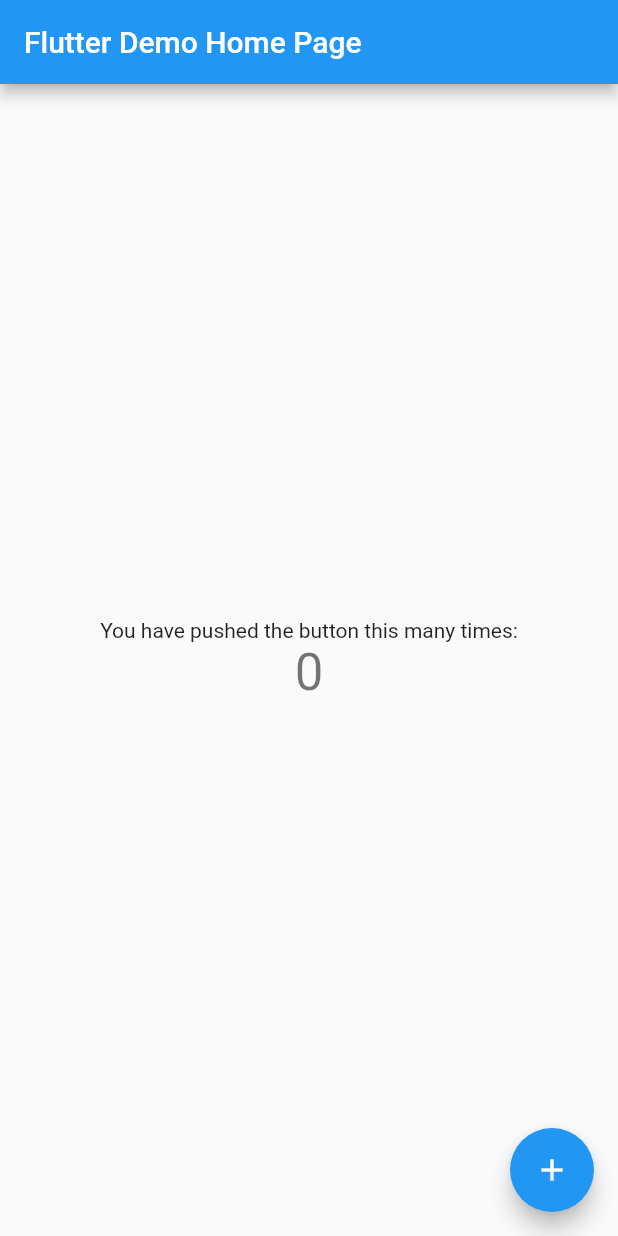
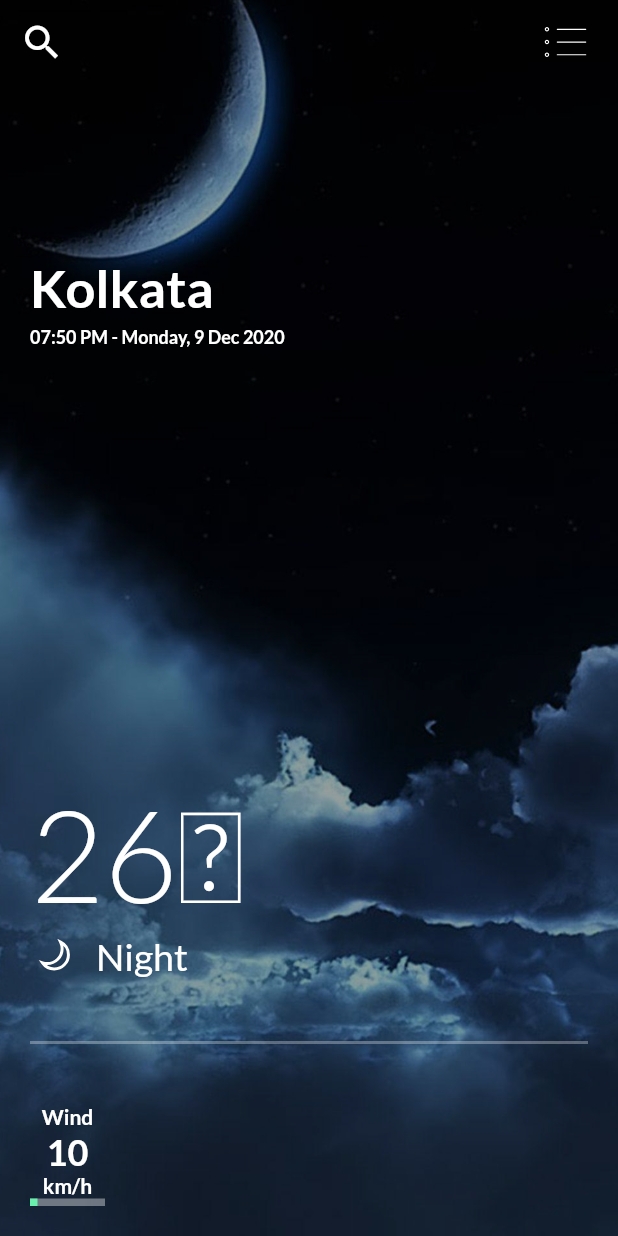
Before and after one commit to kunal0720/weather_app_UI, a Flutter app: the screen it shows after launch, on a phone screen of 412 x 824 dp. Run offline on Flutter 3.47's test engine with Material 2 defaults, Android fonts, the phone set to English and light mode, and no system bars; our stand-ins replace flutter_svg, google_fonts.

Commit message:
commiting some code

```diff
--- /dev/null
+++ b/lib/_/screens/weather_app.dart
@@ -0,0 +1 @@
+// TODO Implement this library.
--- a/lib/main.dart
+++ b/lib/main.dart
@@ -1,113 +1,21 @@
 import 'package:flutter/material.dart';
+import 'package:weather_app/weather_app.dart';
+import '_/screens/weather_app.dart';
 
 void main() {
   runApp(MyApp());
 }
 
 class MyApp extends StatelessWidget {
-  // This widget is the root of your application.
   @override
   Widget build(BuildContext context) {
     return MaterialApp(
       title: 'Flutter Demo',
       theme: ThemeData(
-        // This is the theme of your application.
-        //
-        // Try running your application with "flutter run". You'll see the
-        // application has a blue toolbar. Then, without quitting the app, try
-        // changing the primarySwatch below to Colors.green and then invoke
-        // "hot reload" (press "r" in the console where you ran "flutter run",
-        // or simply save your changes to "hot reload" in a Flutter IDE).
-        // Notice that the counter didn't reset back to zero; the application
-        // is not restarted.
         primarySwatch: Colors.blue,
+        visualDensity: VisualDensity.adaptivePlatformDensity,
       ),
-      home: MyHomePage(title: 'Flutter Demo Home Page'),
+      home: WeatherApp(),
     );
   }
 }
-
-class MyHomePage extends StatefulWidget {
-  MyHomePage({Key? key, required this.title}) : super(key: key);
-
-  // This widget is the home page of your application. It is stateful, meaning
-  // that it has a State object (defined below) that contains fields that affect
-  // how it looks.
-
-  // This class is the configuration for the state. It holds the values (in this
-  // case the title) provided by the parent (in this case the App widget) and
-  // used by the build method of the State. Fields in a Widget subclass are
-  // always marked "final".
-
-  final String title;
-
-  @override
-  _MyHomePageState createState() => _MyHomePageState();
-}
-
-class _MyHomePageState extends State<MyHomePage> {
-  int _counter = 0;
-
-  void _incrementCounter() {
-    setState(() {
-      // This call to setState tells the Flutter framework that something has
-      // changed in this State, which causes it to rerun the build method below
-      // so that the display can reflect the updated values. If we changed
-      // _counter without calling setState(), then the build method would not be
-      // called again, and so nothing would appear to happen.
-      _counter++;
-    });
-  }
-
-  @override
-  Widget build(BuildContext context) {
-    // This method is rerun every time setState is called, for instance as done
-    // by the _incrementCounter method above.
-    //
-    // The Flutter framework has been optimized to make rerunning build methods
-    // fast, so that you can just rebuild anything that needs updating rather
-    // than having to individually change instances of widgets.
-    return Scaffold(
-      appBar: AppBar(
-        // Here we take the value from the MyHomePage object that was created by
-        // the App.build method, and use it to set our appbar title.
-        title: Text(widget.title),
-      ),
-      body: Center(
-        // Center is a layout widget. It takes a single child and positions it
-        // in the middle of the parent.
-        child: Column(
-          // Column is also a layout widget. It takes a list of children and
-          // arranges them vertically. By default, it sizes itself to fit its
-          // children horizontally, and tries to be as tall as its parent.
-          //
-          // Invoke "debug painting" (press "p" in the console, choose the
-          // "Toggle Debug Paint" action from the Flutter Inspector in Android
-          // Studio, or the "Toggle Debug Paint" command in Visual Studio Code)
-          // to see the wireframe for each widget.
-          //
-          // Column has various properties to control how it sizes itself and
-          // how it positions its children. Here we use mainAxisAlignment to
-          // center the children vertically; the main axis here is the vertical
-          // axis because Columns are vertical (the cross axis would be
-          // horizontal).
-          mainAxisAlignment: MainAxisAlignment.center,
-          children: <Widget>[
-            Text(
-              'You have pushed the button this many times:',
-            ),
-            Text(
-              '$_counter',
-              style: Theme.of(context).textTheme.headline4,
-            ),
-          ],
-        ),
-      ),
-      floatingActionButton: FloatingActionButton(
-        onPressed: _incrementCounter,
-        tooltip: 'Increment',
-        child: Icon(Icons.add),
-      ), // This trailing comma makes auto-formatting nicer for build methods.
-    );
-  }
-}
--- /dev/null
+++ b/lib/weather_app.dart
@@ -0,0 +1,185 @@
+import 'package:flutter/material.dart';
+import 'package:flutter/widgets.dart';
+import 'package:flutter_svg/flutter_svg.dart';
+import 'package:google_fonts/google_fonts.dart';
+
+class WeatherApp extends StatelessWidget {
+  const WeatherApp({Key? key}) : super(key: key);
+
+  @override
+  Widget build(BuildContext context) {
+    return Scaffold(
+      extendBodyBehindAppBar: true,
+      appBar: AppBar(
+        title: Text(''),
+        backgroundColor: Colors.transparent,
+        elevation: 0,
+        leading: IconButton(
+          icon: Icon(
+              Icons.search,
+            size: 30,
+            color: Colors.white,
+          ),
+          onPressed: () {  },
+        ),
+        actions: [
+          Container(
+            margin: EdgeInsets.fromLTRB(0, 0, 20, 0),
+            child: GestureDetector(
+              onTap: () => print('Menu Clicked'),
+              child: SvgPicture.asset('assets/menu_bar.svg',
+              height: 30,
+              width: 30,
+              color: Colors.white,
+              ),
+            ),
+          )
+        ],
+      ),
+      body: Container(
+        child: Stack(
+          children: [
+            Image.asset('assets/night.jpg',
+            fit: BoxFit.cover,
+            height: double.infinity,
+            width: double.infinity,
+            ),
+            Container(decoration: BoxDecoration(color: Colors.black38),
+            ),
+            Container(
+              padding: EdgeInsets.all(20),
+              child: Column(
+                mainAxisAlignment: MainAxisAlignment.spaceBetween,
+                crossAxisAlignment: CrossAxisAlignment.start,
+                children: [
+                  Expanded(
+                    child: Column(
+                      mainAxisAlignment: MainAxisAlignment.spaceBetween,
+                      crossAxisAlignment: CrossAxisAlignment.start,
+                      children: [
+                        Column(
+                          crossAxisAlignment: CrossAxisAlignment.start,
+                          children: [
+                            SizedBox(height: 150,),
+                            Text(
+                              'Kolkata',
+                              style: GoogleFonts.lato(
+                                fontSize: 35,
+                                fontWeight: FontWeight.bold,
+                                color: Colors.white,
+                              ),
+                            ),
+                            SizedBox(height: 5,),
+                            Text(
+                              '07:50 PM - Monday, 9 Dec 2020',
+                              style: GoogleFonts.lato(
+                                fontSize: 12,
+                                fontWeight: FontWeight.bold,
+                                color: Colors.white,
+                              ),
+                            ),
+                          ],
+                        ),
+                        Column(
+                          crossAxisAlignment: CrossAxisAlignment.start,
+                          children: [
+                            Text(
+                              '26\u2103',
+                              style: GoogleFonts.lato(
+                                fontSize: 85,
+                                fontWeight: FontWeight.w300,
+                                color: Colors.white,
+                              ),
+                            ),
+                            Row(
+                              children: [
+                                SvgPicture.asset('assets/moon.svg',
+                                width: 34,
+                                height: 34,
+                                color: Colors.white,
+                                ),
+                                SizedBox(width: 10,),
+                                Text(
+                                  'Night',
+                                  style: GoogleFonts.lato(
+                                    fontSize: 25,
+                                    fontWeight: FontWeight.w500,
+                                    color: Colors.white,
+                                  ),
+                                ),
+                              ],
+                            ),
+                          ],
+                        )
+                      ],
+                    ),
+                  ),
+                  Column(
+                    children: [
+                      Container(
+                        margin: EdgeInsets.symmetric(vertical: 40),
+                          decoration: BoxDecoration(
+                            border: Border.all(
+                              color: Colors.white30
+                            ),
+                       ),
+
+                      ),
+                      Row(
+                        children: [
+                          Column(
+                            children: [
+                              Text(
+                                'Wind',
+                                style: GoogleFonts.lato(
+                                  fontSize: 14,
+                                  fontWeight: FontWeight.bold,
+                                  color: Colors.white,
+                                ),
+                              ),
+                              Text(
+                                '10',
+                                style: GoogleFonts.lato(
+                                  fontSize: 24,
+                                  fontWeight: FontWeight.bold,
+                                  color: Colors.white,
+                                ),
+                              ),
+                              Text(
+                                'km/h',
+                                style: GoogleFonts.lato(
+                                  fontSize: 14,
+                                  fontWeight: FontWeight.bold,
+                                  color: Colors.white,
+                                ),
+                              ),
+                              Stack(
+                                children: [
+                                  Container(
+                                    height: 5,
+                                    width: 50,
+                                    color: Colors.white38,
+                                  ),
+                                  Container(
+                                    height: 5,
+                                    width: 5,
+                                    color: Colors.greenAccent,
+                                  )
+                                ],
+                              ),
+                            ],
+                          ),
+                          ],
+                      ),
+
+                    ],
+                  )
+                ],
+              ),
+            )
+          ],
+        ),
+      ),
+    );
+  }
+}
```
Also changed, not shown: pubspec.yaml (+5 -2 lines), assets/menu_bar.svg (added), assets/moon.svg (added), assets/night.jpg (added), assets/sunny.jpg (added), pubspec.lock, 2 other files.
